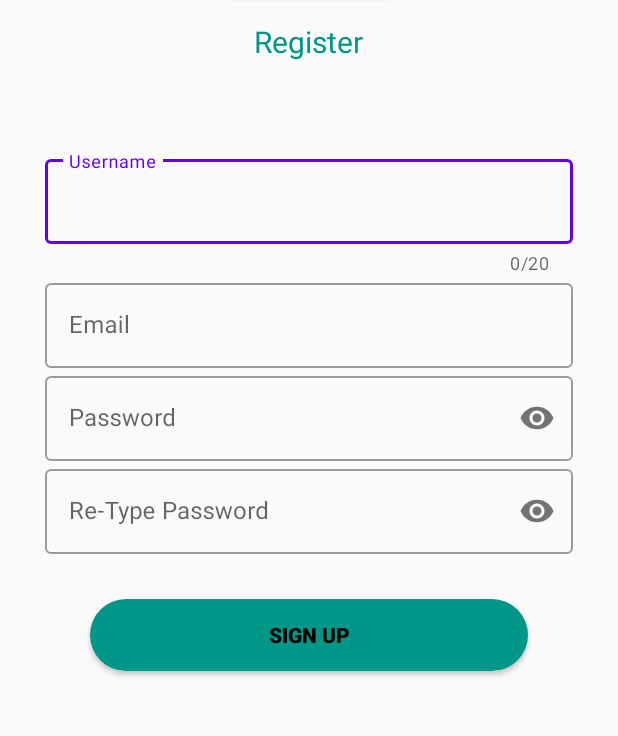
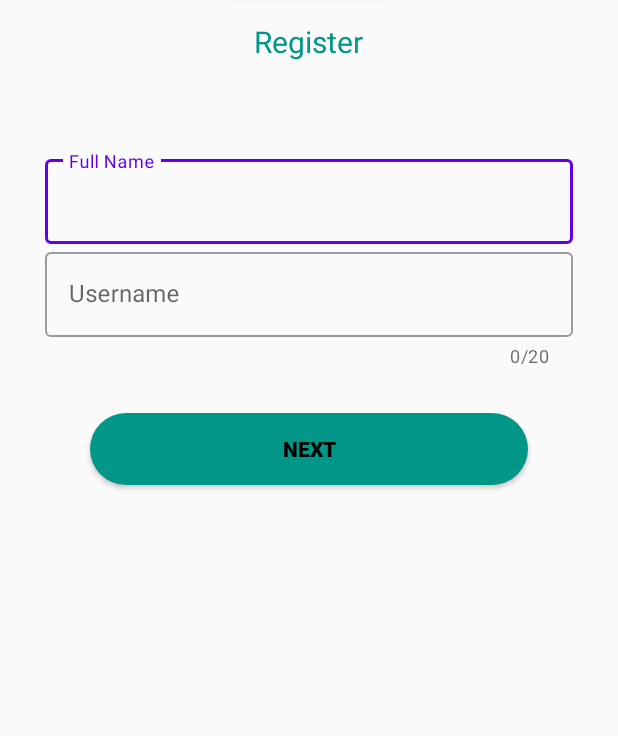
Before and after one commit to TASIPA/Senior-Project, an Android app: the SignupActivity screen opened directly, with no data from a screen before it, on a phone screen of 412 x 824 dp, the part 440-1176 px from its top. Run offline under Robolectric (Android 15) with nearby library versions, the phone set to English and light mode, and no system bars.

Commit message:
FIXED UI SIGN UP

```diff
--- a/app/src/main/java/com/seniorproject/project/SignupActivity.kt
+++ b/app/src/main/java/com/seniorproject/project/SignupActivity.kt
@@ -2,6 +2,8 @@ package com.seniorproject.project
 
 import androidx.appcompat.app.AppCompatActivity
 import android.os.Bundle
+import android.view.View.INVISIBLE
+import android.view.View.VISIBLE
 import kotlinx.android.synthetic.main.activity_signup.*
 
 class SignupActivity : AppCompatActivity() {
@@ -9,6 +11,10 @@ class SignupActivity : AppCompatActivity() {
         super.onCreate(savedInstanceState)
         setContentView(R.layout.activity_signup)
         supportActionBar!!.hide()
+        nextBtn.setOnClickListener {
+            first.visibility=INVISIBLE
+            second.visibility= VISIBLE
+        }
         SignupBtn.setOnClickListener {
             finish()
         }
--- a/app/src/main/res/layout/activity_login.xml
+++ b/app/src/main/res/layout/activity_login.xml
@@ -133,6 +133,7 @@
         <com.google.android.material.textview.MaterialTextView
             android:id="@+id/forgetBtn"
             android:layout_width="120dp"
+            android:textColor="#009688"
             android:layout_height="wrap_content"
             android:layout_marginTop="30dp"
             android:text="Forget Password?"
@@ -144,6 +145,7 @@
             android:layout_height="wrap_content"
             android:layout_marginTop="10dp"
             android:text="New user? Register"
+            android:textColor="#009688"
             android:textAlignment="textStart"
             android:textSize="15sp"
             android:translationX="220dp"
--- a/app/src/main/res/layout/activity_signup.xml
+++ b/app/src/main/res/layout/activity_signup.xml
@@ -60,32 +60,18 @@
     </TextView>
 
     <LinearLayout
+        android:id="@+id/second"
         android:layout_width="352dp"
         android:layout_height="375dp"
         android:layout_marginStart="10dp"
         android:layout_marginEnd="10dp"
         android:orientation="vertical"
+        android:visibility="invisible"
         app:layout_constraintBottom_toBottomOf="parent"
         app:layout_constraintEnd_toEndOf="parent"
         app:layout_constraintStart_toStartOf="parent"
         app:layout_constraintTop_toBottomOf="@+id/regTxt">
 
-
-        <com.google.android.material.textfield.TextInputLayout
-            android:id="@+id/userSignup"
-            style="@style/Widget.MaterialComponents.TextInputLayout.OutlinedBox"
-            android:layout_width="match_parent"
-            android:layout_height="wrap_content"
-            android:hint="Username"
-            app:counterEnabled="true"
-            app:counterMaxLength="20">
-
-            <com.google.android.material.textfield.TextInputEditText
-                android:layout_width="match_parent"
-                android:layout_height="wrap_content"
-                android:inputType="text" />
-
-        </com.google.android.material.textfield.TextInputLayout>
 
         <!--        <com.google.android.material.textfield.TextInputLayout
             android:id="@+id/phone"
@@ -161,4 +147,77 @@
 
     </LinearLayout>
 
+    <LinearLayout
+        android:id="@+id/first"
+        android:layout_width="352dp"
+        android:layout_height="375dp"
+        android:layout_marginStart="10dp"
+        android:layout_marginEnd="10dp"
+        android:orientation="vertical"
+        app:layout_constraintBottom_toBottomOf="parent"
+        app:layout_constraintEnd_toEndOf="parent"
+        app:layout_constraintStart_toStartOf="parent"
+        app:layout_constraintTop_toBottomOf="@+id/regTxt">
+
+        <com.google.android.material.textfield.TextInputLayout
+            android:id="@+id/name"
+            style="@style/Widget.MaterialComponents.TextInputLayout.OutlinedBox"
+            android:layout_width="match_parent"
+            android:layout_height="wrap_content"
+            android:hint="Full Name">
+
+            <com.google.android.material.textfield.TextInputEditText
+                android:layout_width="match_parent"
+                android:layout_height="wrap_content"
+                android:inputType="textPersonName" />
+
+        </com.google.android.material.textfield.TextInputLayout>
+
+        <com.google.android.material.textfield.TextInputLayout
+            android:id="@+id/user"
+            style="@style/Widget.MaterialComponents.TextInputLayout.OutlinedBox"
+            android:layout_width="match_parent"
+            android:layout_height="wrap_content"
+            android:hint="Username"
+            app:counterEnabled="true"
+            app:counterMaxLength="20">
+
+            <com.google.android.material.textfield.TextInputEditText
+                android:layout_width="match_parent"
+                android:layout_height="wrap_content"
+                android:inputType="text" />
+
+        </com.google.android.material.textfield.TextInputLayout>
+
+        <!--        <com.google.android.material.textfield.TextInputLayout
+            android:id="@+id/phone"
+            style="@style/Widget.MaterialComponents.TextInputLayout.OutlinedBox"
+            android:layout_width="match_parent"
+            android:layout_height="wrap_content"
+            android:hint="Phone Number">
+
+            <com.google.android.material.textfield.TextInputEditText
+                android:layout_width="match_parent"
+                android:layout_height="wrap_content"
+                android:inputType="number" />
+
+        </com.google.android.material.textfield.TextInputLayout>-->
+
+
+
+
+        <Button
+            android:id="@+id/nextBtn"
+            android:layout_width="match_parent"
+            android:layout_height="wrap_content"
+            android:layout_marginHorizontal="30dp"
+            android:layout_marginTop="30dp"
+            android:layout_marginBottom="5dp"
+            android:background="@drawable/round1"
+            android:text="NEXT"
+            android:textColor="#000"
+            android:textStyle="bold" />
+
+
+    </LinearLayout>
 </androidx.constraintlayout.widget.ConstraintLayout>
```
